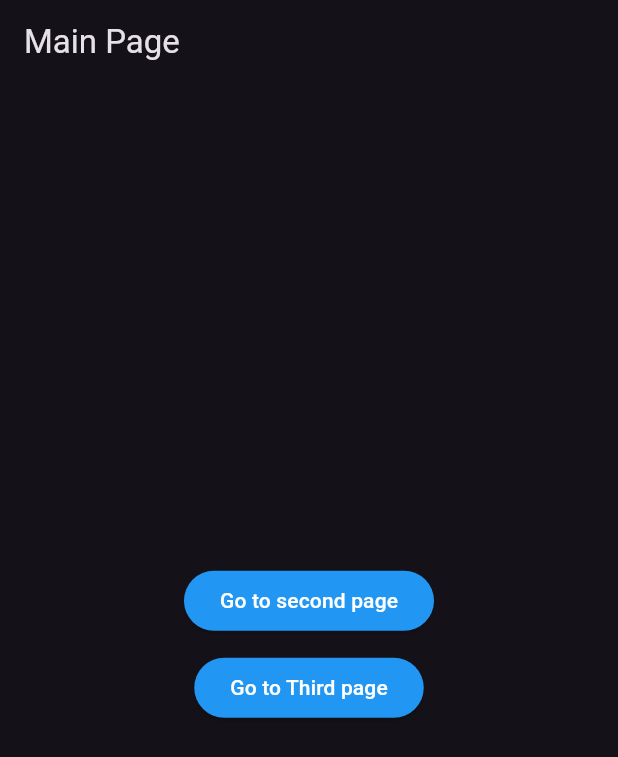
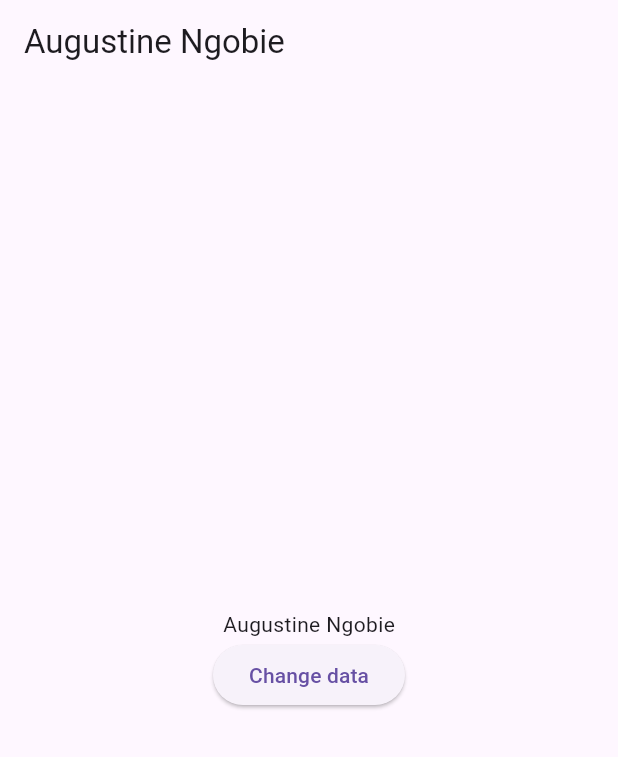
Before and after one commit to ngobiea/flutter_app, a Flutter app: the screen it shows after launch, on a phone screen of 412 x 824 dp. Shown: the top 757 px of the screen. Run offline on Flutter 3.47's test engine with Material 3 defaults, Android fonts, the phone set to English and light mode, and no system bars.

```diff
--- /dev/null
+++ b/devtools_options.yaml
@@ -0,0 +1 @@
+extensions:
--- /dev/null
+++ b/lib/data/app_data.dart
@@ -0,0 +1,12 @@
+import 'package:flutter/material.dart';
+
+class AppData with ChangeNotifier {
+  String _name = 'Augustine Ngobie';
+
+  void changeData(String data) {
+    _name = data;
+    notifyListeners();
+  }
+
+  String get name => _name;
+}
--- a/lib/main.dart
+++ b/lib/main.dart
@@ -1,30 +1,19 @@
+// ignore_for_file: avoid_print
+
 import 'package:flutter/material.dart';
-import 'package:flutter_app/routes/routes.dart';
+import 'package:flutter_app/pages/main_page.dart';
 
 void main() {
   runApp(const MyApp());
 }
 
 class MyApp extends StatelessWidget {
-  const MyApp({super.key});
+  const MyApp({Key? key}) : super(key: key);
 
   @override
   Widget build(BuildContext context) {
-    return MaterialApp(
-      debugShowCheckedModeBanner: false,
-      initialRoute: RouteManager.homePage,
-      onGenerateRoute: RouteManager.generateRoute,
-      // theme: ThemeData(
-      //   primaryColor: Colors.purple,
-      //   appBarTheme: const AppBarTheme(
-      //     backgroundColor: Colors.purple,
-      //   ),
-      //   scaffoldBackgroundColor: Colors.red[100],
-      //   fontFamily: 'Times New Roman'
-      // ),
-      theme: ThemeData.dark().copyWith(
-        primaryColor: Colors.blueGrey[900]
-      ),
+    return const MaterialApp(
+      home: MainPage(),
     );
   }
 }
--- /dev/null
+++ b/lib/pages/fourth_page.dart
@@ -0,0 +1,42 @@
+// ignore_for_file: avoid_print
+
+import 'package:flutter/material.dart';
+import 'package:flutter_app/data/app_data.dart';
+import 'package:provider/provider.dart';
+
+class Screen4 extends StatelessWidget {
+  // const Screen4({Key? key, required this.data, required this.changeData})
+  //     : super(key: key);
+  const Screen4({Key? key}) : super(key: key);
+  // final String data;
+  // final Function(String) changeData;
+
+  @override
+  Widget build(BuildContext context) {
+    print('Building Screen4');
+    return Center(
+      child: Column(
+        mainAxisAlignment: MainAxisAlignment.center,
+        children: [
+          // Text(Provider.of<AppData>(context).name),
+          // Text(context.watch<AppData>().name),
+          Consumer<AppData>(
+            builder: (BuildContext context, AppData value, Widget? child) {
+              return Text(value.name);
+            },
+          ),
+
+          // Text(data),
+          ElevatedButton(
+            onPressed: () {
+              // changeData('Samuella Lahai');
+              // Provider.of<AppData>(context,listen: false).changeData('Samuella Lahai');
+              context.read<AppData>().changeData('Samuella Lahai');
+            },
+            child: const Text('Change data'),
+          ),
+        ],
+      ),
+    );
+  }
+}
--- a/lib/pages/main_page.dart
+++ b/lib/pages/main_page.dart
@@ -1,58 +1,76 @@
+// ignore_for_file: avoid_print
+
 import 'package:flutter/material.dart';
-import 'package:flutter_app/routes/routes.dart';
+import 'package:flutter_app/data/app_data.dart';
+import 'package:flutter_app/pages/second_page.dart';
+import 'package:provider/provider.dart';
 
-class MainPage extends StatefulWidget {
-  const MainPage({super.key});
 
-  @override
-  State<MainPage> createState() => _MainPageState();
-}
-
-class _MainPageState extends State<MainPage> {
-  String result = '';
+class MainPage extends StatelessWidget {
+  const MainPage({Key? key}) : super(key: key);
   @override
   Widget build(BuildContext context) {
-    return Scaffold(
-      appBar: AppBar(
-        title: const Text('Main Page'),
-      ),
-      body: Center(
-        child: Column(
-          mainAxisAlignment: MainAxisAlignment.center,
-          children: [
-            ElevatedButton(
-              onPressed: () {
-                Navigator.of(context).pushNamed(RouteManager.secondPage);
+    print('Building MainPage');
+    return ChangeNotifierProvider(
+      create: (context) => AppData(),
+      builder: (context, child) {
+        return Scaffold(
+          appBar: AppBar(
+            // title: Text(Provider.of<AppData>(context).name),
+            // or
+            title: Consumer<AppData>(
+              builder: (BuildContext context, AppData value, Widget? child) {
+                return Text(value.name);
               },
-              style: ElevatedButton.styleFrom(backgroundColor: Colors.blue),
-              child: const Text(
-                'Go to second page',
-                style: TextStyle(color: Colors.white),
+            ),
+          ),
+          body: const Screen2(
+              // data: data,
+              // changeData: changeData,
               ),
-            ),
-            const SizedBox(height: 10),
-            ElevatedButton(
-              onPressed: () async {
-                var resultBack = await Navigator.of(context).pushNamed(
-                  RouteManager.thirdPage,
-                  arguments: {
-                    'name': 'Augustine Ngobie',
-                  },
-                );
-                setState(() {
-                  result = resultBack as String;
-                });
-              },
-              style: ElevatedButton.styleFrom(backgroundColor: Colors.blue),
-              child: const Text(
-                'Go to Third page',
-                style: TextStyle(color: Colors.white),
-              ),
-            ),
-            Text(result)
-          ],
-        ),
-      ),
+        );
+      },
     );
   }
 }
+
+// class MainPage extends StatefulWidget {
+//   const MainPage({Key? key}) : super(key: key);
+
+//   @override
+//   State<MainPage> createState() => _MainPageState();
+// }
+
+// class _MainPageState extends State<MainPage> {
+//   // String data = "Augustine Ngobie";
+//   // void changeData(String newData) {
+//   //   setState(() {
+//   //     data = newData;
+//   //   });
+//   // }
+
+//   @override
+//   Widget build(BuildContext context) {
+//     print('Building MainPage');
+//     return ChangeNotifierProvider(
+//       create: (context) => AppData(),
+//       builder: (context, child) {
+//         return Scaffold(
+//           appBar: AppBar(
+//             // title: Text(Provider.of<AppData>(context).name),
+//             // or
+//             title: Consumer<AppData>(
+//               builder: (BuildContext context, AppData value, Widget? child) {
+//                 return Text(value.name);
+//               },
+//             ),
+//           ),
+//           body: const Screen2(
+//               // data: data,
+//               // changeData: changeData,
+//               ),
+//         );
+//       },
+//     );
+//   }
+// }
--- a/lib/routes/routes.dart
+++ b/lib/routes/routes.dart
@@ -1,37 +1,37 @@
-import 'package:flutter/material.dart';
-import 'package:flutter_app/pages/main_page.dart';
-import 'package:flutter_app/pages/second_page.dart';
-import 'package:flutter_app/pages/third_page.dart';
+// import 'package:flutter/material.dart';
+// import 'package:flutter_app/pages/main_page.dart';
+// import 'package:flutter_app/pages/second_page.dart';
+// import 'package:flutter_app/pages/third_page.dart';
 
-class RouteManager {
-  static const String homePage = '/';
-  static const String secondPage = '/secondPage';
-  static const String thirdPage = '/thirdPage';
+// class RouteManager {
+//   static const String homePage = '/';
+//   static const String secondPage = '/secondPage';
+//   static const String thirdPage = '/thirdPage';
 
-  static Route<dynamic> generateRoute(RouteSettings settings) {
-    // Map<String, dynamic> valuePassed;
-    // if (settings.arguments != null) {
-    //   valuePassed = settings.arguments as Map<String, dynamic>;
-    // }
+//   static Route<dynamic> generateRoute(RouteSettings settings) {
+//     // Map<String, dynamic> valuePassed;
+//     // if (settings.arguments != null) {
+//     //   valuePassed = settings.arguments as Map<String, dynamic>;
+//     // }
 
-    Map<String, dynamic>? valuePassed;
-    if (settings.arguments != null) {
-      valuePassed = settings.arguments as Map<String, dynamic>;
-    }
-    if (settings.name == '/') {
-      return MaterialPageRoute(
-        builder: (context) => const MainPage(),
-      );
-    } else if (settings.name == '/secondPage') {
-      return MaterialPageRoute(
-        builder: (context) => const SecondPage(),
-      );
-    } else if (settings.name == '/thirdPage') {
-      return MaterialPageRoute(
-        builder: (context) => ThirdPage(name: valuePassed?['name']),
-      );
-    } else {
-      throw const FormatException("Route not found! check routes again");
-    }
-  }
-}
+//     Map<String, dynamic>? valuePassed;
+//     if (settings.arguments != null) {
+//       valuePassed = settings.arguments as Map<String, dynamic>;
+//     }
+//     if (settings.name == '/') {
+//       return MaterialPageRoute(
+//         builder: (context) => const MainPage(),
+//       );
+//     } else if (settings.name == '/secondPage') {
+//       return MaterialPageRoute(
+//         builder: (context) => const SecondPage(),
+//       );
+//     } else if (settings.name == '/thirdPage') {
+//       return MaterialPageRoute(
+//         builder: (context) => ThirdPage(name: valuePassed?['name']),
+//       );
+//     } else {
+//       throw const FormatException("Route not found! check routes again");
+//     }
+//   }
+// }
--- a/pubspec.yaml
+++ b/pubspec.yaml
@@ -36,6 +36,7 @@ dependencies:
   # Use with the CupertinoIcons class for iOS style icons.
   cupertino_icons: ^1.0.2
   google_fonts: ^6.1.0
+  provider: ^6.1.1
 
 dev_dependencies:
   flutter_test:
```
Also changed, not shown: lib/pages/second_page.dart (+12 -41 lines), lib/pages/third_page.dart (+15 -43 lines), pubspec.lock.
